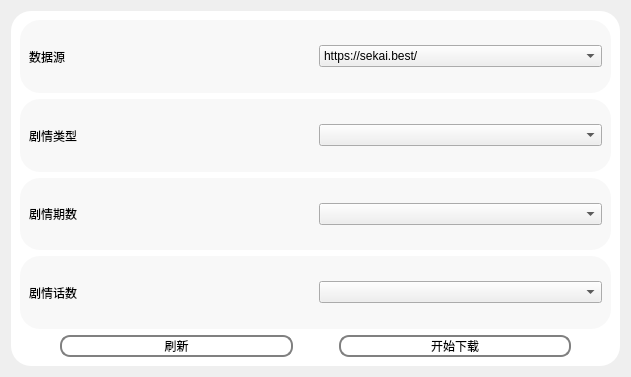
Qt form src/gui/design/WidgetDataDownload.ui (Icexbb/SekaiSubtitle-Python) before a commit.
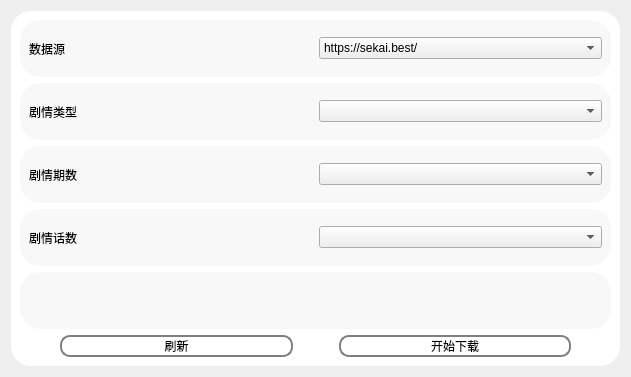
The same form after that commit.

Commit message: Update terminatable Thread Update Download Area Talk

Diff of the .ui file:
```diff
--- a/src/gui/design/WidgetDataDownload.ui
+++ b/src/gui/design/WidgetDataDownload.ui
@@ -104,6 +104,16 @@
         </layout>
        </widget>
       </item>
+      <item>
+       <widget class="QLabel" name="SavePlaceLabel">
+        <property name="text">
+         <string/>
+        </property>
+        <property name="alignment">
+         <set>Qt::AlignCenter</set>
+        </property>
+       </widget>
+      </item>
       <item>
        <layout class="QHBoxLayout" name="horizontalLayout_5" stretch="0,1,0,1,0">
         <item>
```
The commit also changes 11 other files.
